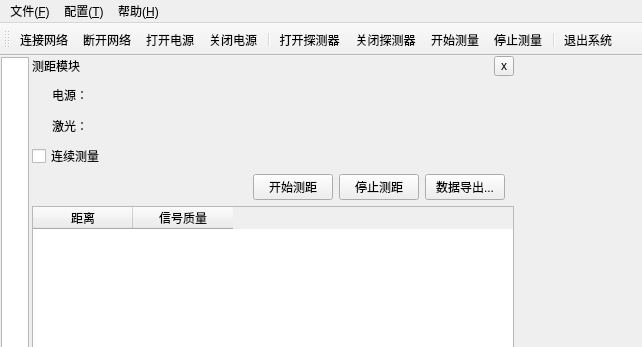
Old version of the form mainwindow.ui in the repository MrXiaomao/HEXRayFSS_QT; both pictures show x 0 to 642 and y 0 to 347 of the 1074 by 703 pixel window.
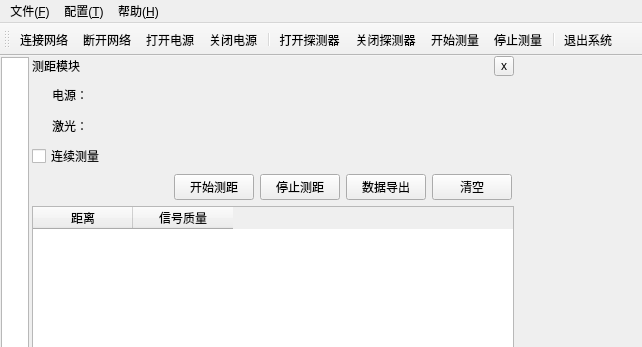
New version of the form. Icons and pictures are not drawn. Custom widgets are drawn as their Qt base class.

Patch:
```diff
--- a/mainwindow.ui
+++ b/mainwindow.ui
@@ -255,7 +255,7 @@
         <item>
          <layout class="QHBoxLayout" name="horizontalLayout_5">
           <property name="rightMargin">
-           <number>9</number>
+           <number>2</number>
           </property>
           <item>
            <spacer name="horizontalSpacer_3">
@@ -310,7 +310,7 @@
           <item>
            <widget class="QPushButton" name="pushButton_export">
             <property name="text">
-             <string>数据导出...</string>
+             <string>数据导出</string>
             </property>
             <property name="icon">
              <iconset resource="../3rdParty/resource/resource.qrc">
@@ -318,6 +318,17 @@
             </property>
            </widget>
           </item>
+          <item>
+           <widget class="QPushButton" name="pushButton">
+            <property name="text">
+             <string>清空</string>
+            </property>
+            <property name="icon">
+             <iconset resource="../3rdParty/resource/resource.qrc">
+              <normaloff>:/empty.png</normaloff>:/empty.png</iconset>
+            </property>
+           </widget>
+          </item>
          </layout>
         </item>
         <item>
```
Left out of the diff: 2 changed lines with no effect on the pictures.
